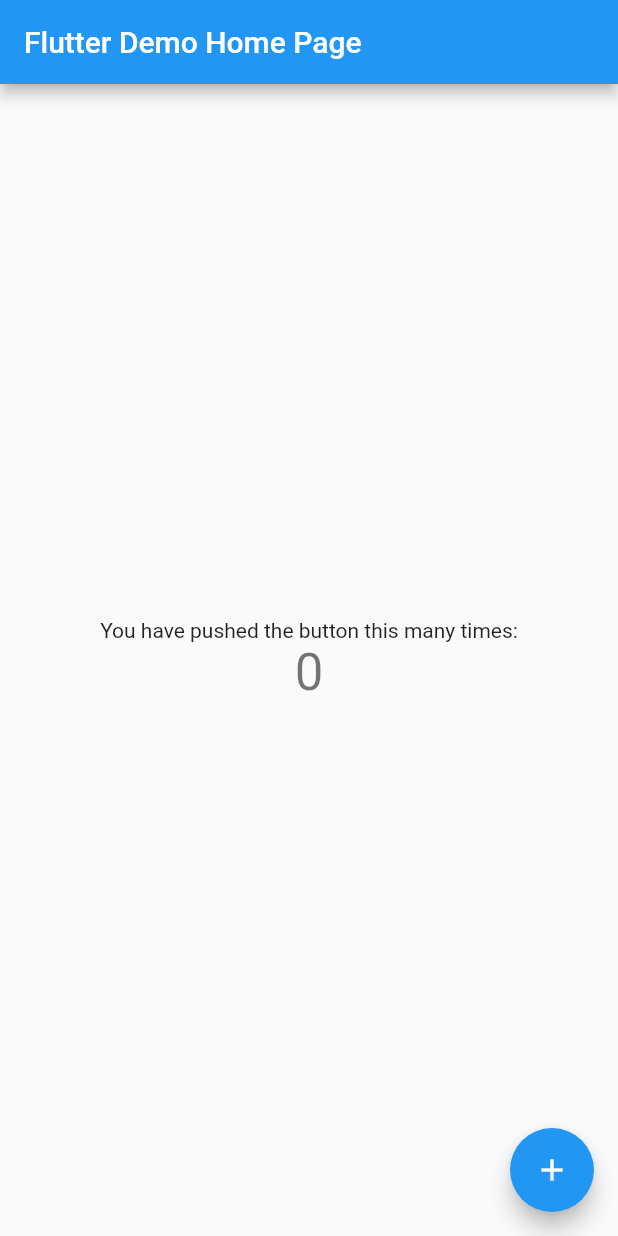
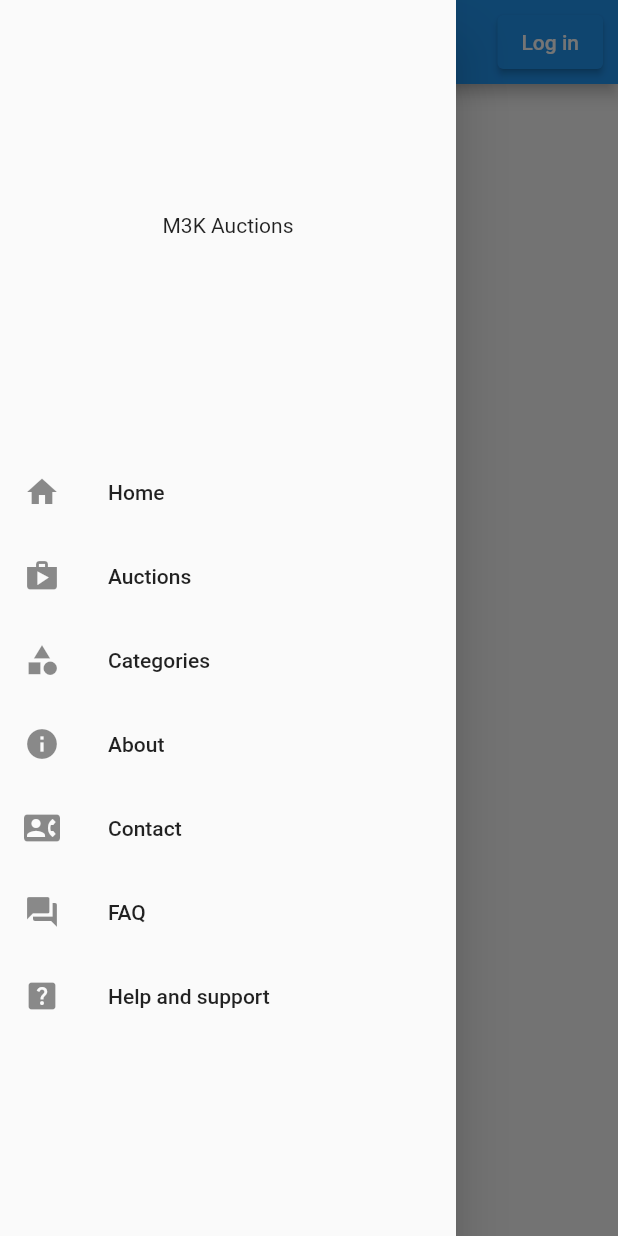
Before and after one commit to adwaTech/project-capstone, a Flutter app: the screen it shows after launch, with the side drawer open (before the commit the screen has no drawer), on a phone screen of 412 x 824 dp. Run offline on Flutter 3.47's test engine with Material 2 defaults, Android fonts, the light colour scheme and no system bars.

Commit message:
initial draft of mobile front end

```diff
--- a/mobile front-end/auction_mobile/lib/main.dart
+++ b/mobile front-end/auction_mobile/lib/main.dart
@@ -1,113 +1,69 @@
 import 'package:flutter/material.dart';
 
 void main() {
-  runApp(MyApp());
+  runApp(AuctionApp());
 }
 
-class MyApp extends StatelessWidget {
-  // This widget is the root of your application.
-  @override
-  Widget build(BuildContext context) {
-    return MaterialApp(
-      title: 'Flutter Demo',
-      theme: ThemeData(
-        // This is the theme of your application.
-        //
-        // Try running your application with "flutter run". You'll see the
-        // application has a blue toolbar. Then, without quitting the app, try
-        // changing the primarySwatch below to Colors.green and then invoke
-        // "hot reload" (press "r" in the console where you ran "flutter run",
-        // or simply save your changes to "hot reload" in a Flutter IDE).
-        // Notice that the counter didn't reset back to zero; the application
-        // is not restarted.
-        primarySwatch: Colors.blue,
+class AuctionApp extends StatefulWidget{
+  _AuctionAppState createState()=> _AuctionAppState();
+}
+class _AuctionAppState extends State<AuctionApp>{
+  Widget build(BuildContext context) => MaterialApp(
+    debugShowCheckedModeBanner: false,
+    title: 'M3K Auction',
+    home: Scaffold(
+
+      appBar: AppBar(
+        title: Text('M3K Auction'), // Login,
+        actions: [
+          Padding(
+            padding:EdgeInsets.all(10),
+            child:ElevatedButton(onPressed: (){}, child: Text('Log in')))
+        ],
       ),
-      home: MyHomePage(title: 'Flutter Demo Home Page'),
-    );
-  }
-}
-
-class MyHomePage extends StatefulWidget {
-  MyHomePage({Key key, this.title}) : super(key: key);
-
-  // This widget is the home page of your application. It is stateful, meaning
-  // that it has a State object (defined below) that contains fields that affect
-  // how it looks.
-
-  // This class is the configuration for the state. It holds the values (in this
-  // case the title) provided by the parent (in this case the App widget) and
-  // used by the build method of the State. Fields in a Widget subclass are
-  // always marked "final".
-
-  final String title;
-
-  @override
-  _MyHomePageState createState() => _MyHomePageState();
-}
-
-class _MyHomePageState extends State<MyHomePage> {
-  int _counter = 0;
-
-  void _incrementCounter() {
-    setState(() {
-      // This call to setState tells the Flutter framework that something has
-      // changed in this State, which causes it to rerun the build method below
-      // so that the display can reflect the updated values. If we changed
-      // _counter without calling setState(), then the build method would not be
-      // called again, and so nothing would appear to happen.
-      _counter++;
-    });
-  }
-
-  @override
-  Widget build(BuildContext context) {
-    // This method is rerun every time setState is called, for instance as done
-    // by the _incrementCounter method above.
-    //
-    // The Flutter framework has been optimized to make rerunning build methods
-    // fast, so that you can just rebuild anything that needs updating rather
-    // than having to individually change instances of widgets.
-    return Scaffold(
-      appBar: AppBar(
-        // Here we take the value from the MyHomePage object that was created by
-        // the App.build method, and use it to set our appbar title.
-        title: Text(widget.title),
-      ),
-      body: Center(
-        // Center is a layout widget. It takes a single child and positions it
-        // in the middle of the parent.
-        child: Column(
-          // Column is also a layout widget. It takes a list of children and
-          // arranges them vertically. By default, it sizes itself to fit its
-          // children horizontally, and tries to be as tall as its parent.
-          //
-          // Invoke "debug painting" (press "p" in the console, choose the
-          // "Toggle Debug Paint" action from the Flutter Inspector in Android
-          // Studio, or the "Toggle Debug Paint" command in Visual Studio Code)
-          // to see the wireframe for each widget.
-          //
-          // Column has various properties to control how it sizes itself and
-          // how it positions its children. Here we use mainAxisAlignment to
-          // center the children vertically; the main axis here is the vertical
-          // axis because Columns are vertical (the cross axis would be
-          // horizontal).
-          mainAxisAlignment: MainAxisAlignment.center,
-          children: <Widget>[
-            Text(
-              'You have pushed the button this many times:',
+      drawer: Drawer(
+        child: ListView(
+          children: [
+            SizedBox(
+              height: 300,
+              child: Center(
+                child: Text('M3K Auctions'),
+              ),
             ),
-            Text(
-              '$_counter',
-              style: Theme.of(context).textTheme.headline4,
+            ListTile(
+              leading: Icon(Icons.home),
+              title: Text('Home'), // home, auction, categories, aobut, contact, FAQ, help and support'
             ),
+            ListTile(
+              leading: Icon(Icons.shop),
+              title: Text('Auctions'),
+            ),
+            ListTile(
+              leading: Icon(Icons.category),
+              title: Text('Categories'),
+            ),
+            ListTile(
+              leading: Icon(Icons.info),
+              title: Text('About'),
+            ),
+            ListTile(
+              leading: Icon(Icons.contact_phone),
+              title: Text('Contact'),
+            ),
+            ListTile(
+              leading: Icon(Icons.question_answer),
+              title: Text('FAQ'),
+            ),
+            ListTile(
+              leading: Icon(Icons.help_center),
+              title: Text('Help and support'),
+            )
           ],
         ),
       ),
-      floatingActionButton: FloatingActionButton(
-        onPressed: _incrementCounter,
-        tooltip: 'Increment',
-        child: Icon(Icons.add),
-      ), // This trailing comma makes auto-formatting nicer for build methods.
-    );
-  }
+      body: Container(
+        child: Text('Hello world'),
+      ),
+    ),
+  );
 }
```
